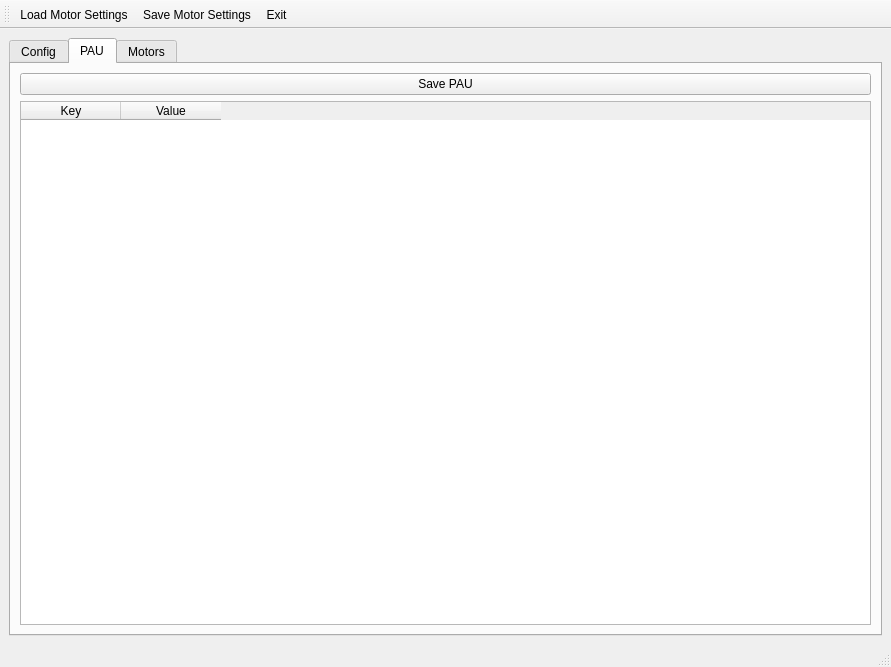
Above: ui/mainwindow.ui from wenwei-dev/motor-calibration before the change. Below: the same form after it.
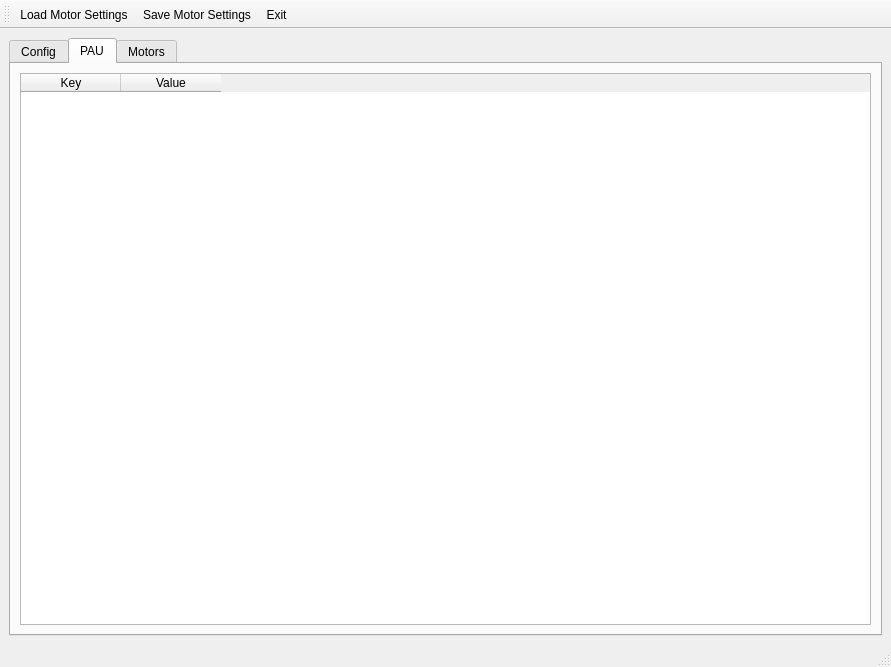
That is the form after the change. The open tabs and pages were chosen to show the change. Icons and pictures are not drawn.

Patch:
```diff
--- a/ui/mainwindow.ui
+++ b/ui/mainwindow.ui
@@ -206,15 +206,7 @@
        </attribute>
        <layout class="QVBoxLayout" name="verticalLayout">
         <item>
-         <layout class="QHBoxLayout" name="horizontalLayout_4">
-          <item>
-           <widget class="QPushButton" name="savePAUButton">
-            <property name="text">
-             <string>Save PAU</string>
-            </property>
-           </widget>
-          </item>
-         </layout>
+         <layout class="QHBoxLayout" name="horizontalLayout_4"/>
         </item>
         <item>
          <widget class="QTableWidget" name="pauTableWidget">
```
Left out of the diff: 7 changed lines with no effect on the pictures.
